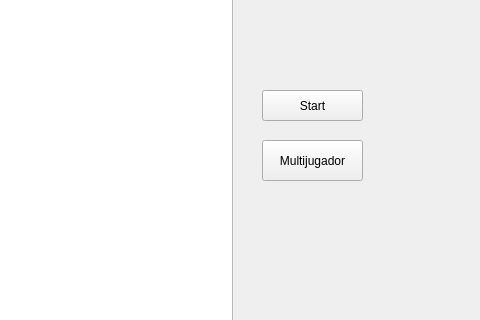
Before: the Qt Designer form mainwindow.ui in juandiego46/Proyecto_final, drawn with Qt 5; both pictures show x 288 to 768 and y 130 to 450 of the 768 by 600 pixel window.
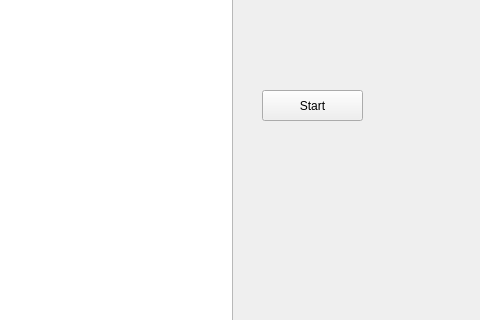
After: the same form once the commit is applied.

What changed in the file:
```diff
--- a/mainwindow.ui
+++ b/mainwindow.ui
@@ -37,19 +37,6 @@
      <string>Start</string>
     </property>
    </widget>
-   <widget class="QPushButton" name="pushButton_2">
-    <property name="geometry">
-     <rect>
-      <x>550</x>
-      <y>270</y>
-      <width>101</width>
-      <height>41</height>
-     </rect>
-    </property>
-    <property name="text">
-     <string>Multijugador</string>
-    </property>
-   </widget>
   </widget>
   <widget class="QMenuBar" name="menubar">
    <property name="geometry">
```
